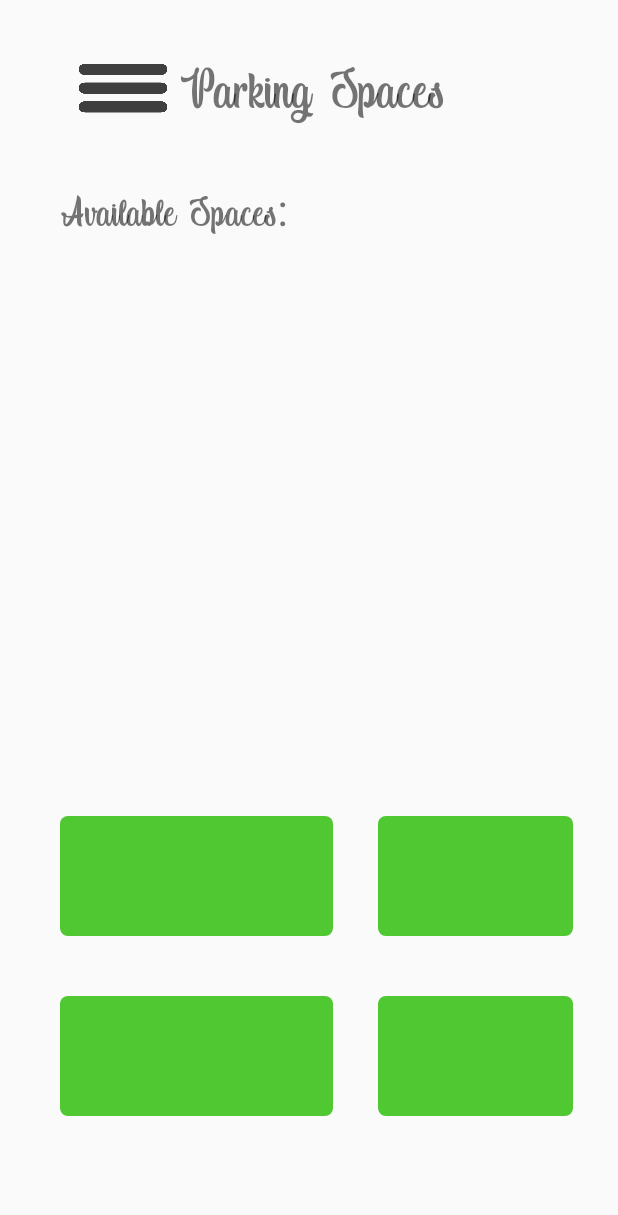
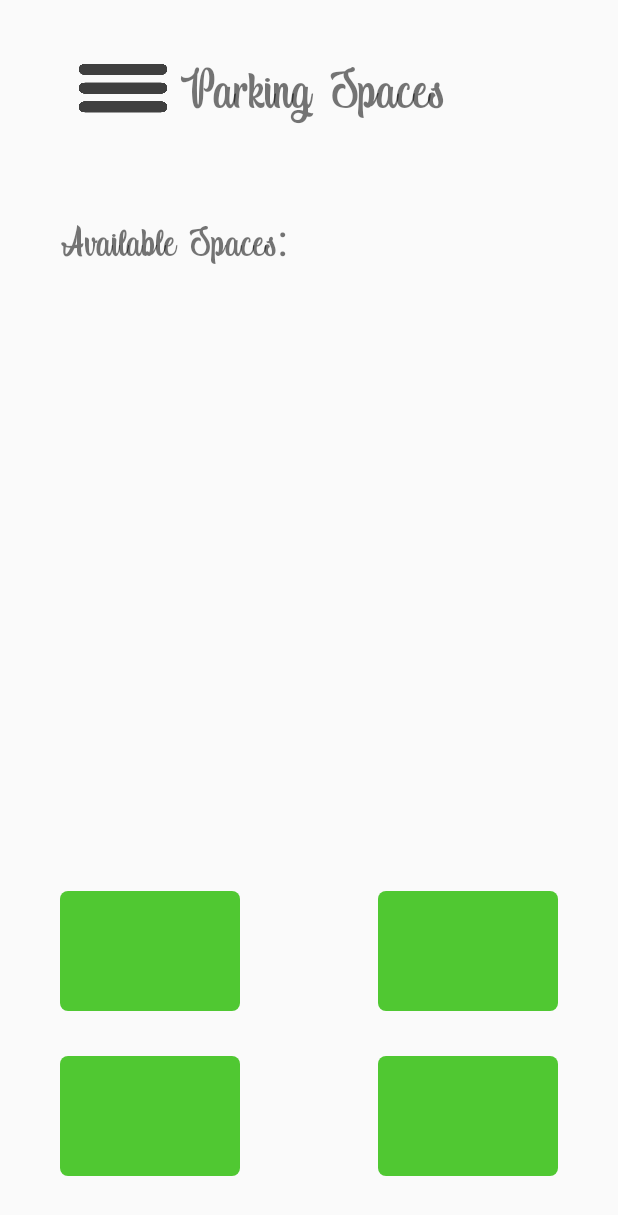
Before and after one commit to Parking-Spaces/Android, an Android app: the MainActivity screen opened directly, with no data from a screen before it, on a phone screen of 412 x 824 dp. Shown: the top 1215 px of the screen. Run offline under Robolectric (Android 15) with nearby library versions, the phone set to English and light mode, and no system bars.

Commit message:
Improvements on the app
- Default login
- Now the login don´t accept empty login
- Duplicated icons removed
- Side bar on main page add

```diff
--- a/app/build.gradle
+++ b/app/build.gradle
@@ -57,6 +57,8 @@ dependencies {
 
     //noinspection GradleCompatible
     implementation 'com.android.support:appcompat-v7:28.0.0'
+    //noinspection GradleCompatible
+    implementation 'com.android.support:design:28.0.0'
     implementation 'com.android.support.constraint:constraint-layout:2.0.4'
     testImplementation 'junit:junit:4.13.2'
     //noinspection GradleCompatible
--- a/app/src/main/java/com/example/parkingspaces/MainActivity.java
+++ b/app/src/main/java/com/example/parkingspaces/MainActivity.java
@@ -14,5 +14,6 @@ public class MainActivity extends AppCompatActivity {
     protected void onCreate(Bundle savedInstanceState) {
         super.onCreate(savedInstanceState);
         setContentView(R.layout.activity_main);
+
     }
 }
--- /dev/null
+++ b/app/src/main/res/drawable/ic_logout.xml
@@ -0,0 +1,5 @@
+<vector android:height="24dp" android:tint="#262626"
+    android:viewportHeight="24" android:viewportWidth="24"
+    android:width="24dp" xmlns:android="http://schemas.android.com/apk/res/android">
+    <path android:fillColor="@android:color/white" android:pathData="M10.09,15.59L11.5,17l5,-5 -5,-5 -1.41,1.41L12.67,11H3v2h9.67l-2.58,2.59zM19,3H5c-1.11,0 -2,0.9 -2,2v4h2V5h14v14H5v-4H3v4c0,1.1 0.89,2 2,2h14c1.1,0 2,-0.9 2,-2V5c0,-1.1 -0.9,-2 -2,-2z"/>
+</vector>
--- /dev/null
+++ b/app/src/main/res/drawable/ic_reservation.xml
@@ -0,0 +1,5 @@
+<vector android:height="24dp" android:tint="#262626"
+    android:viewportHeight="24" android:viewportWidth="24"
+    android:width="24dp" xmlns:android="http://schemas.android.com/apk/res/android">
+    <path android:fillColor="@android:color/white" android:pathData="M13,3L6,3v18h4v-6h3c3.31,0 6,-2.69 6,-6s-2.69,-6 -6,-6zM13.2,11L10,11L10,7h3.2c1.1,0 2,0.9 2,2s-0.9,2 -2,2z"/>
+</vector>
--- a/app/src/main/res/layout/activity_main.xml
+++ b/app/src/main/res/layout/activity_main.xml
@@ -45,7 +45,7 @@
         android:layout_alignParentLeft="true"
         android:layout_marginStart="40dp"
         android:layout_marginLeft="40dp"
-        android:layout_marginTop="40dp"
+        android:layout_marginTop="60dp"
         android:fontFamily="@font/indigo_daisy"
         android:text="@string/available_spaces"
         android:textSize="30sp" />
@@ -63,63 +63,57 @@
 
     <ImageView
         android:id="@+id/slot1"
-        android:layout_width="130dp"
+        android:layout_width="120dp"
         android:layout_height="80dp"
-        android:layout_above="@+id/slot3"
-        android:layout_alignParentEnd="true"
-        android:layout_alignParentRight="true"
-        android:layout_marginEnd="30dp"
-        android:layout_marginRight="30dp"
+        android:layout_alignParentStart="true"
+        android:layout_alignParentLeft="true"
+        android:layout_alignParentBottom="true"
+        android:layout_marginStart="40dp"
+        android:layout_marginLeft="40dp"
+        android:layout_marginEnd="40dp"
+        android:layout_marginRight="40dp"
         android:layout_marginBottom="40dp"
         android:src="@drawable/slot"
         tools:ignore="ContentDescription" />
 
     <ImageView
         android:id="@+id/slot2"
-        android:layout_width="130dp"
+        android:layout_width="120dp"
         android:layout_height="80dp"
-        android:layout_above="@+id/slot4"
-        android:layout_alignParentStart="true"
-        android:layout_alignParentLeft="true"
-        android:layout_marginStart="40dp"
-        android:layout_marginLeft="30dp"
-        android:layout_marginEnd="30dp"
-        android:layout_marginRight="30dp"
+        android:src="@drawable/slot"
+        android:layout_alignParentRight="true"
+        android:layout_alignParentBottom="true"
+        android:layout_alignParentEnd="true"
+        android:layout_marginRight="40dp"
+        android:layout_marginEnd="40dp"
         android:layout_marginBottom="40dp"
-        android:layout_toStartOf="@+id/slot1"
-        android:layout_toLeftOf="@+id/slot1"
-        android:src="@drawable/slot"
-        tools:ignore="ContentDescription" />
+        tools:ignore="ContentDescription"/>
 
     <ImageView
         android:id="@+id/slot3"
-        android:layout_width="130dp"
+        android:layout_width="120dp"
         android:layout_height="80dp"
-        android:layout_alignParentEnd="true"
-        android:layout_alignParentRight="true"
-        android:layout_alignParentBottom="true"
-        android:layout_marginEnd="30dp"
-        android:layout_marginRight="30dp"
-        android:layout_marginBottom="80dp"
         android:src="@drawable/slot"
-        tools:ignore="ContentDescription" />
-
-
-    <ImageView
-        android:id="@+id/slot4"
-        android:layout_width="130dp"
-        android:layout_height="80dp"
         android:layout_alignParentStart="true"
         android:layout_alignParentLeft="true"
         android:layout_alignParentBottom="true"
         android:layout_marginStart="40dp"
         android:layout_marginLeft="40dp"
-        android:layout_marginEnd="30dp"
-        android:layout_marginRight="30dp"
-        android:layout_marginBottom="80dp"
-        android:layout_toStartOf="@+id/slot3"
-        android:layout_toLeftOf="@+id/slot3"
+        android:layout_marginEnd="40dp"
+        android:layout_marginRight="40dp"
+        android:layout_marginBottom="150dp"/>
+
+    <ImageView
+        android:id="@+id/slot4"
+        android:layout_width="120dp"
+        android:layout_height="80dp"
         android:src="@drawable/slot"
-        tools:ignore="ContentDescription" />
+        android:layout_alignParentRight="true"
+        android:layout_alignParentBottom="true"
+        android:layout_alignParentEnd="true"
+        android:layout_marginRight="40dp"
+        android:layout_marginEnd="40dp"
+        android:layout_marginBottom="150dp"/>
+
 
 </RelativeLayout>
--- /dev/null
+++ b/app/src/main/res/mipmap-anydpi-v26/ic_parking.xml
@@ -0,0 +1,5 @@
+<?xml version="1.0" encoding="utf-8"?>
+<adaptive-icon xmlns:android="http://schemas.android.com/apk/res/android">
+    <background android:drawable="@color/ic_parking_background"/>
+    <foreground android:drawable="@mipmap/parking"/>
+</adaptive-icon>
--- /dev/null
+++ b/app/src/main/res/mipmap-anydpi-v26/ic_parking_round.xml
@@ -0,0 +1,5 @@
+<?xml version="1.0" encoding="utf-8"?>
+<adaptive-icon xmlns:android="http://schemas.android.com/apk/res/android">
+    <background android:drawable="@color/ic_parking_background"/>
+    <foreground android:drawable="@mipmap/parking"/>
+</adaptive-icon>
--- /dev/null
+++ b/app/src/main/res/values/ic_parking_background.xml
@@ -0,0 +1,4 @@
+<?xml version="1.0" encoding="utf-8"?>
+<resources>
+    <color name="ic_parking_background">#3DC9DC</color>
+</resources>
--- a/app/src/main/res/values/strings.xml
+++ b/app/src/main/res/values/strings.xml
@@ -16,4 +16,9 @@
     <string name="got_to_login">Already Have An Account? Sign In</string>
     <string name="create_register">Don`t Have An Account? Create one</string>
     <string name="available_spaces">Available Spaces: </string>
+    <string name="reservation">Reservation</string>
+    <string name="profile">Profile</string>
+    <string name="show_reservations">Show Reservations</string>
+    <string name="logout">Logout</string>
+    <string name="view_profile">View Profile</string>
 </resources>
```
Also changed, not shown: app/src/main/AndroidManifest.xml (+1 -12 lines), app/src/main/java/com/example/parkingspaces/LoginFragment.java (+32 -12 lines), app/src/main/java/com/example/parkingspaces/RegisterFragment.java (+64 -0 lines), app/src/main/res/drawable/ic_profile.xml (added, +7 -0 lines), app/src/main/res/drawable/ic_show_reservations.xml (added, +7 -0 lines), app/src/main/res/layout/main_menu.xml (added, +34 -0 lines), app/src/main/res/layout/menu_fragment.xml (added, +24 -0 lines), app/src/main/res/menu/side_menu.xml (added, +26 -0 lines), app/src/main/ic_parking-playstore.png (added), app/src/main/res/mipmap-xxxhdpi/parking.jpg (added).
